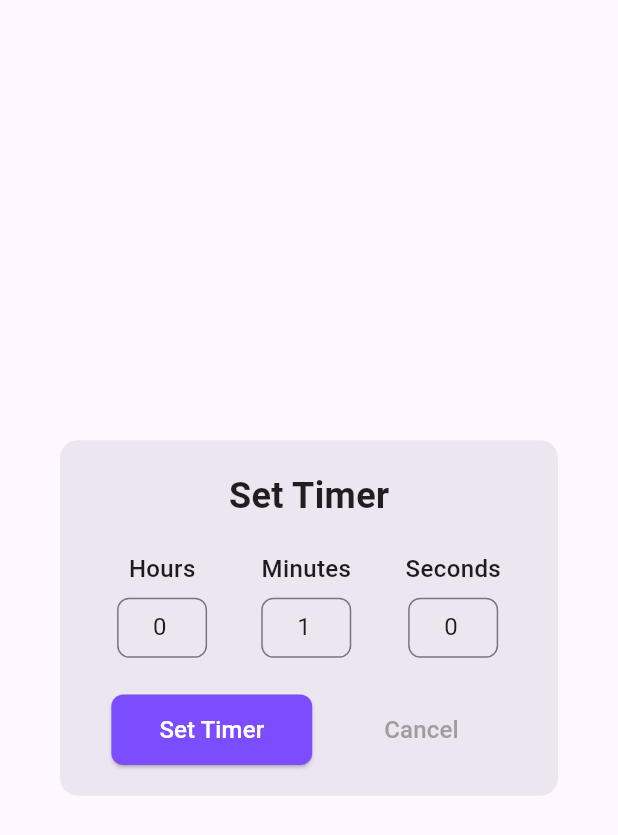
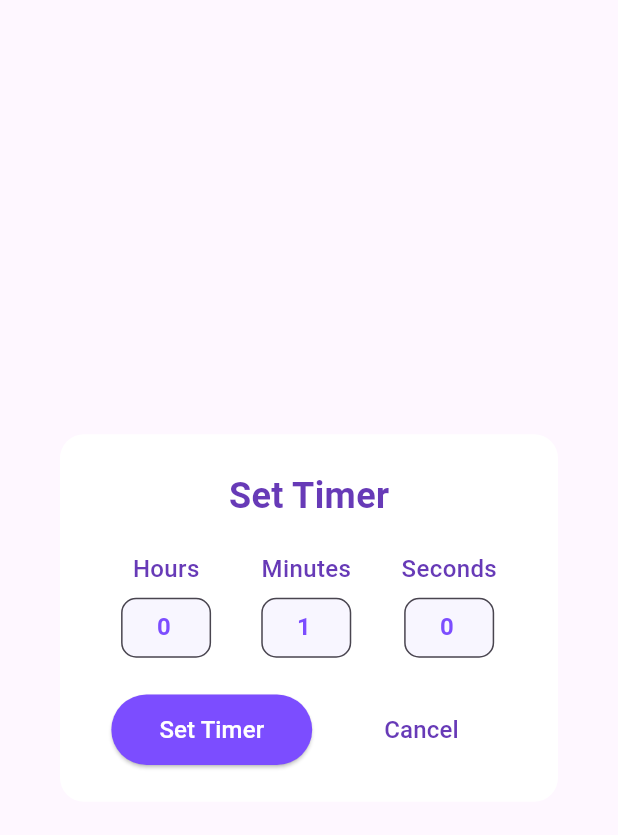
Before and after one commit to RensithUdara/snap_timmer_app, a Flutter app: the TimerInputDialog widget shown alone on an empty page, opened directly, on a phone screen of 412 x 824 dp. Shown: the top 835 px of the screen. Run offline on Flutter 3.47's test engine with Material 3 defaults, Android fonts, the phone set to English and light mode, and no system bars.

Commit message:
modify dialog

```diff
--- a/lib/timer_input_dialog.dart
+++ b/lib/timer_input_dialog.dart
@@ -28,23 +28,25 @@ class _TimerInputDialogState extends State<TimerInputDialog> {
   Widget build(BuildContext context) {
     return Dialog(
       shape: RoundedRectangleBorder(
-        borderRadius: BorderRadius.circular(12),
+        borderRadius: BorderRadius.circular(16), // Rounded corners to match the style
       ),
+      backgroundColor: Colors.white, // Keep dialog clean with white background
       child: Padding(
-        padding: const EdgeInsets.all(20.0),
+        padding: const EdgeInsets.all(24.0),
         child: Column(
           mainAxisSize: MainAxisSize.min,
-          crossAxisAlignment: CrossAxisAlignment.center,
           children: [
+            // Title with consistent style
             const Text(
               "Set Timer",
               style: TextStyle(
                 fontSize: 24,
                 fontWeight: FontWeight.bold,
-                color: Colors.black87,
+                color: Colors.deepPurple, // Use deep purple for text consistency
               ),
             ),
             const SizedBox(height: 20),
+            // Input fields in a row
             Row(
               mainAxisAlignment: MainAxisAlignment.spaceAround,
               children: [
@@ -63,6 +65,7 @@ class _TimerInputDialogState extends State<TimerInputDialog> {
               ],
             ),
             const SizedBox(height: 24),
+            // Set Timer & Cancel buttons
             Row(
               mainAxisAlignment: MainAxisAlignment.center,
               children: [
@@ -72,7 +75,7 @@ class _TimerInputDialogState extends State<TimerInputDialog> {
                         horizontal: 32, vertical: 12),
                     backgroundColor: Colors.deepPurpleAccent,
                     shape: RoundedRectangleBorder(
-                      borderRadius: BorderRadius.circular(8),
+                      borderRadius: BorderRadius.circular(30), // Rounded to match other button styles
                     ),
                   ),
                   onPressed: () {
@@ -96,7 +99,7 @@ class _TimerInputDialogState extends State<TimerInputDialog> {
                     padding: const EdgeInsets.symmetric(
                         horizontal: 32, vertical: 12),
                     shape: RoundedRectangleBorder(
-                      borderRadius: BorderRadius.circular(8),
+                      borderRadius: BorderRadius.circular(30),
                     ),
                   ),
                   onPressed: () {
@@ -104,7 +107,7 @@ class _TimerInputDialogState extends State<TimerInputDialog> {
                   },
                   child: const Text(
                     "Cancel",
-                    style: TextStyle(fontSize: 16, color: Colors.grey),
+                    style: TextStyle(fontSize: 16, color: Colors.deepPurple),
                   ),
                 ),
               ],
@@ -124,7 +127,7 @@ class _TimerInputDialogState extends State<TimerInputDialog> {
       children: [
         Text(
           label,
-          style: const TextStyle(fontSize: 16, fontWeight: FontWeight.w500),
+          style: const TextStyle(fontSize: 16, fontWeight: FontWeight.w500, color: Colors.deepPurple),
         ),
         const SizedBox(height: 8),
         SizedBox(
@@ -134,12 +137,19 @@ class _TimerInputDialogState extends State<TimerInputDialog> {
             keyboardType: TextInputType.number,
             decoration: InputDecoration(
               border: OutlineInputBorder(
-                borderRadius: BorderRadius.circular(8),
+                borderRadius: BorderRadius.circular(10),
               ),
+              filled: true,
+              fillColor: Colors.deepPurpleAccent.withOpacity(0.05), // Light fill to keep focus on text
               isDense: true,
               contentPadding: const EdgeInsets.all(8),
             ),
             textAlign: TextAlign.center,
+            style: const TextStyle(
+              fontSize: 16,
+              fontWeight: FontWeight.bold,
+              color: Colors.deepPurpleAccent,
+            ),
           ),
         ),
       ],
```
